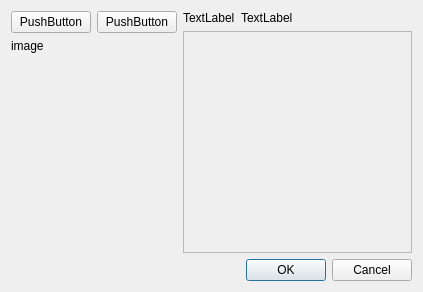
Qt form anatomy/playwindow.ui (caiovosilva/anatomy) before a commit.
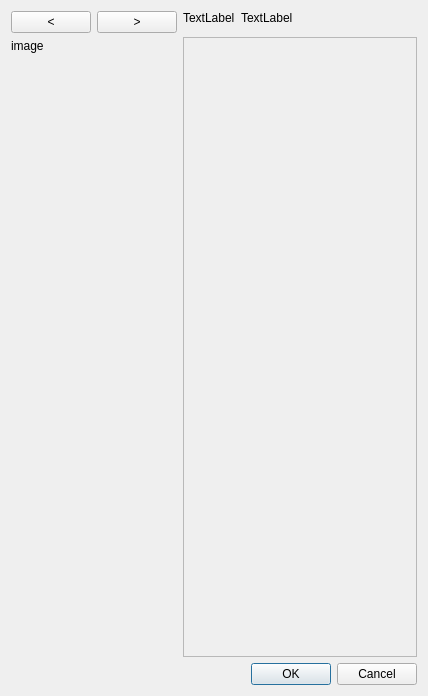
The same form after that commit.

Commit message: working towards responsiveness.

Diff of the .ui file:
```diff
--- a/anatomy/playwindow.ui
+++ b/anatomy/playwindow.ui
@@ -6,8 +6,8 @@
    <rect>
     <x>0</x>
     <y>0</y>
-    <width>423</width>
-    <height>292</height>
+    <width>428</width>
+    <height>682</height>
    </rect>
   </property>
   <property name="windowTitle">
@@ -21,14 +21,14 @@
        <item>
         <widget class="QPushButton" name="pushButton">
          <property name="text">
-          <string>PushButton</string>
+          <string>&lt;</string>
          </property>
         </widget>
        </item>
        <item>
         <widget class="QPushButton" name="pushButton_2">
          <property name="text">
-          <string>PushButton</string>
+          <string>&gt;</string>
          </property>
         </widget>
        </item>
@@ -65,8 +65,16 @@
        </property>
       </widget>
      </item>
-     <item row="1" column="0" colspan="2">
+     <item row="2" column="0" colspan="2">
+      <layout class="QHBoxLayout" name="horizontalLayout">
+       <item>
       <widget class="QScrollArea" name="questionsScrollArea">
+         <property name="minimumSize">
+          <size>
+           <width>0</width>
+           <height>620</height>
+          </size>
+         </property>
        <property name="widgetResizable">
         <bool>true</bool>
        </property>
@@ -75,8 +83,8 @@
          <rect>
           <x>0</x>
           <y>0</y>
-          <width>195</width>
-          <height>68</height>
+            <width>222</width>
+            <height>618</height>
          </rect>
         </property>
        </widget>
@@ -84,12 +92,27 @@
      </item>
     </layout>
    </item>
-   <item row="1" column="1">
+     <item row="3" column="1">
     <widget class="QDialogButtonBox" name="buttonBox">
      <property name="standardButtons">
       <set>QDialogButtonBox::Cancel|QDialogButtonBox::Ok</set>
      </property>
     </widget>
+     </item>
+     <item row="1" column="1">
+      <spacer name="verticalSpacer">
+       <property name="orientation">
+        <enum>Qt::Vertical</enum>
+       </property>
+       <property name="sizeHint" stdset="0">
+        <size>
+         <width>20</width>
+         <height>4</height>
+        </size>
+       </property>
+      </spacer>
+     </item>
+    </layout>
    </item>
   </layout>
  </widget>
```
Left out of the diff: 8 changed lines with no effect on the pictures. Lines whose indentation alone changed are shown as unchanged.
